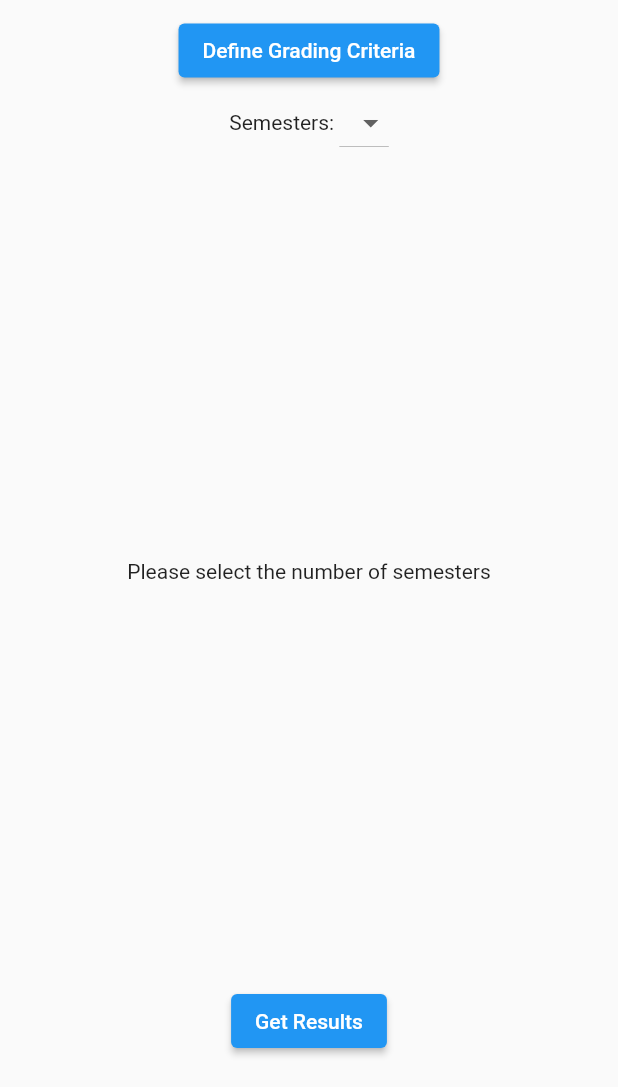
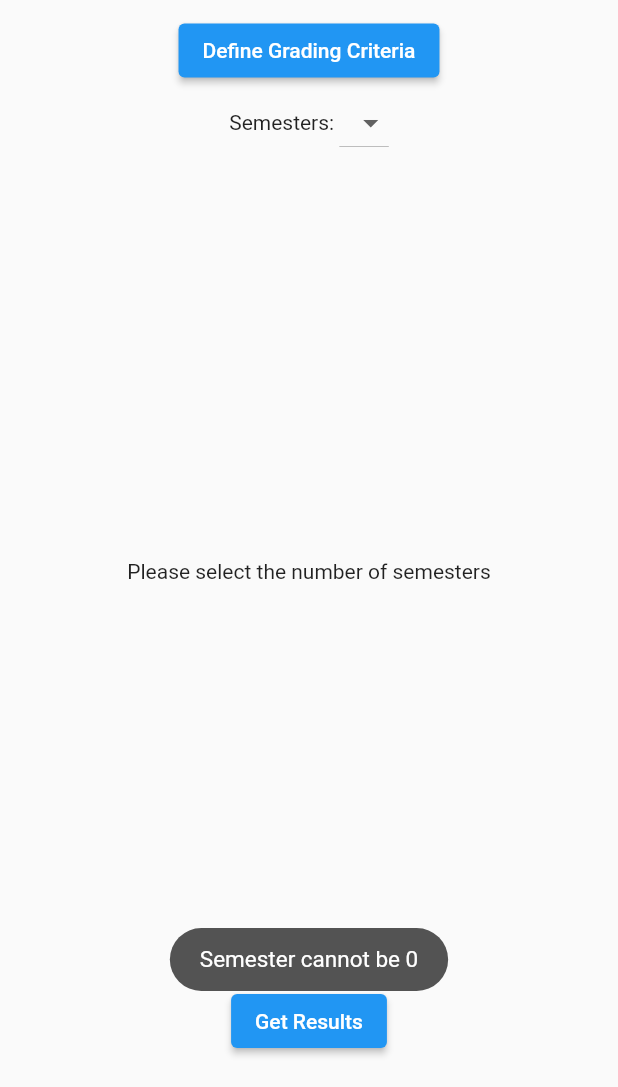
Before and after one commit to NaumanSh1011/gpa_calculator_flutter, a Flutter app: the screen it shows after launch, after a tap on "Get Results", on a phone screen of 412 x 824 dp, the part 149-1236 px from its top. Run offline on Flutter 3.47's test engine with Material 2 defaults, Android fonts, the phone set to English and light mode, and no system bars; our stand-ins replace toast.

Commit message:
Added toast package to project and implemented toast

```diff
--- a/lib/Pages/home.dart
+++ b/lib/Pages/home.dart
@@ -1,5 +1,6 @@
 import 'package:flutter/material.dart';
 import 'package:gpa_calculator/Widgets/semester_unit.dart';
+import 'package:toast/toast.dart';
 
 class Home extends StatefulWidget {
   const Home({Key? key}) : super(key: key);
@@ -17,6 +18,7 @@ class _HomeState extends State<Home> {
   @override
   void initState() {
     super.initState();
+    ToastContext().init(context);
   }
 
   @override
@@ -91,7 +93,10 @@ class _HomeState extends State<Home> {
             const SizedBox(height: 10),
             ElevatedButton(
               onPressed: () {
-                if (placeholder == 0) return;
+                if (placeholder == 0) {
+                  Toast.show("Semester cannot be 0", duration: Toast.lengthLong, gravity:  Toast.bottom);
+                  return;
+                }
                 Navigator.pushNamed(context, '/results', arguments: {
                   'semesters': placeholder,
                   'semesterController': semesterController,
--- a/pubspec.yaml
+++ b/pubspec.yaml
@@ -36,6 +36,7 @@ dependencies:
   # The following adds the Cupertino Icons font to your application.
   # Use with the CupertinoIcons class for iOS style icons.
   cupertino_icons: ^1.0.2
+  toast: ^0.3.0
 
 dev_dependencies:
   flutter_test:
```
Also changed, not shown: pubspec.lock.
